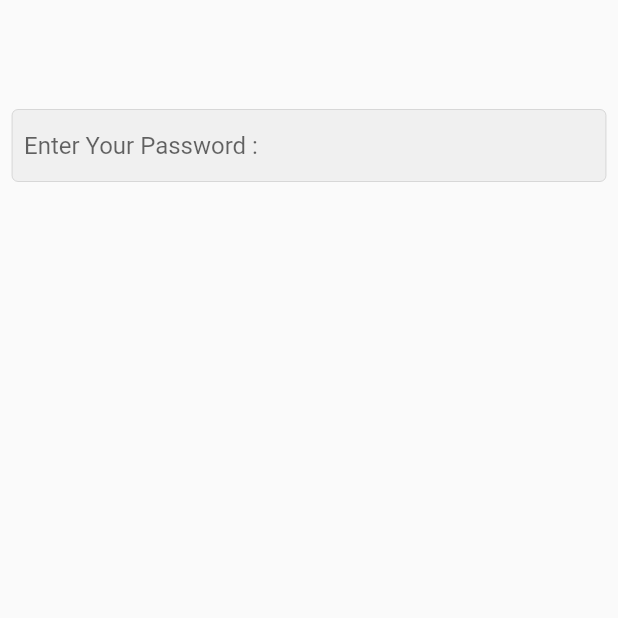
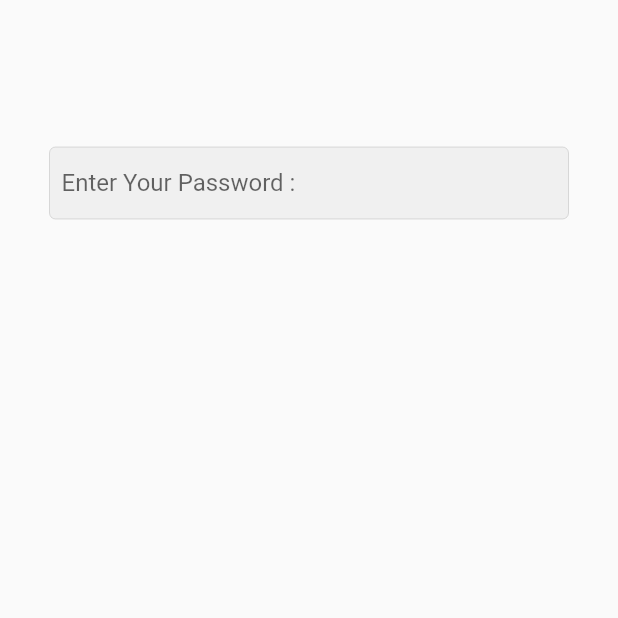
Before and after one commit to Hazem12Bakr/E_commerce_flutter_app, a Flutter app: the screen it shows after launch, on a phone screen of 412 x 824 dp, the top half of it. Run offline on Flutter 3.47's test engine with Material 2 defaults, Android fonts, the phone set to English and light mode, and no system bars.

Commit message:
formatting the code

```diff
--- a/lib/pages/login.dart
+++ b/lib/pages/login.dart
@@ -10,19 +10,26 @@ class Login extends StatelessWidget {
     return Scaffold(
       body: Center(
         child: Padding(
-          padding: const EdgeInsets.all(8.0),
+          padding: const EdgeInsets.all(33.0),
           child: Column(
             children: [
-              const SizedBox(height: 65,),
+              const SizedBox(
+                height: 65,
+              ),
               TextField(
-
                   keyboardType: TextInputType.text,
                   obscureText: true,
                   decoration: InputDecoration(
                     hintText: "Enter Your Password : ",
                     // To delete borders
-                enabledBorder: OutlineInputBorder(borderSide: Divider.createBorderSide(context),),
-                focusedBorder: OutlineInputBorder(borderSide: BorderSide(color: Colors.grey,),),
+                    enabledBorder: OutlineInputBorder(
+                      borderSide: Divider.createBorderSide(context),
+                    ),
+                    focusedBorder: OutlineInputBorder(
+                      borderSide: BorderSide(
+                        color: Colors.grey,
+                      ),
+                    ),
                     // fillColor: Colors.red,
                     filled: true,
                     contentPadding: const EdgeInsets.all(8),
```
Lines whose indentation alone changed are shown as unchanged.
